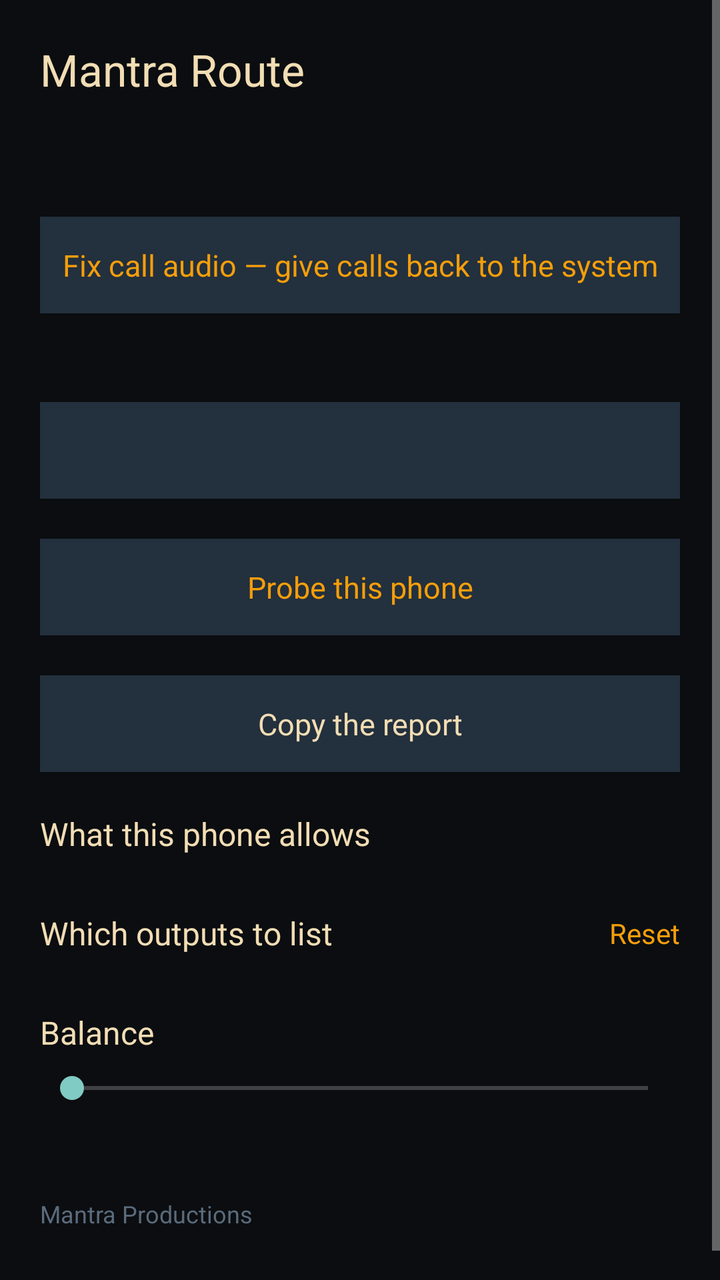
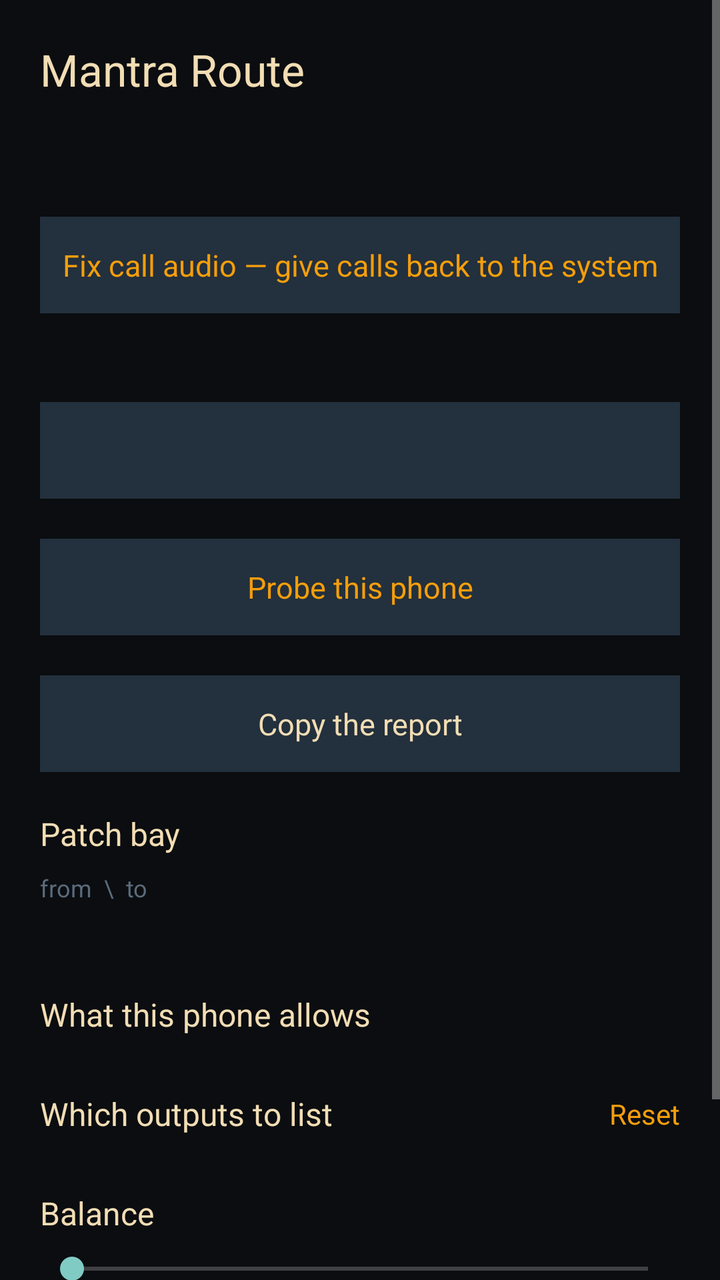

Before-and-after screenshots of an Android layout around one commit, followed by the original layout XML and the change that was made.
<!-- AndroidManifest.xml: application theme Theme.MantraRoute -->
<!-- res/layout/activity_main.xml -->
<?xml version="1.0" encoding="utf-8"?>
<ScrollView xmlns:android="http://schemas.android.com/apk/res/android"
    android:id="@+id/root_scroll"
    android:clipToPadding="false"
    android:layout_width="match_parent"
    android:layout_height="match_parent"
    android:background="@color/ground"
    android:fillViewport="true">

    <LinearLayout
        android:layout_width="match_parent"
        android:layout_height="wrap_content"
        android:orientation="vertical"
        android:padding="20dp">

        
        <LinearLayout
            android:layout_width="match_parent"
            android:layout_height="wrap_content"
            android:orientation="horizontal"
            android:gravity="center_vertical">

            <TextView
                android:layout_width="0dp"
                android:layout_height="wrap_content"
                android:layout_weight="1"
                android:text="@string/app_name"
                android:textColor="@color/sand"
                android:textSize="22sp" />

            <TextView
                android:id="@+id/version"
                android:layout_width="wrap_content"
                android:layout_height="wrap_content"
                android:layout_marginStart="12dp"
                android:textColor="@color/slate_ink"
                android:textSize="14sp" />
        </LinearLayout>

        <TextView
            android:id="@+id/shizuku_line"
            android:layout_width="match_parent"
            android:layout_height="wrap_content"
            android:layout_marginTop="20dp"
            android:textSize="14sp" />

        <TextView
            android:id="@+id/release_button"
            android:layout_width="match_parent"
            android:layout_height="wrap_content"
            android:layout_marginTop="20dp"
            android:background="@color/slate"
            android:gravity="center"
            android:paddingTop="14dp"
            android:paddingBottom="14dp"
            android:text="Fix call audio — give calls back to the system"
            android:textColor="@color/amber"
            android:textSize="15sp" />

        <TextView
            android:id="@+id/call_audio_line"
            android:layout_width="match_parent"
            android:layout_height="wrap_content"
            android:layout_marginTop="8dp"
            android:textColor="@color/slate_ink"
            android:textSize="12sp"
            android:fontFamily="monospace" />

        <TextView
            android:id="@+id/notif_button"
            android:layout_width="match_parent"
            android:layout_height="wrap_content"
            android:layout_marginTop="20dp"
            android:background="@color/slate"
            android:gravity="center"
            android:paddingTop="14dp"
            android:paddingBottom="14dp"
            android:textColor="@color/sand"
            android:textSize="15sp" />

        <TextView
            android:id="@+id/probe_button"
            android:layout_width="match_parent"
            android:layout_height="wrap_content"
            android:layout_marginTop="20dp"
            android:background="@color/slate"
            android:gravity="center"
            android:paddingTop="14dp"
            android:paddingBottom="14dp"
            android:text="Probe this phone"
            android:textColor="@color/amber"
            android:textSize="15sp" />

        <TextView
            android:id="@+id/copy_button"
            android:layout_width="match_parent"
            android:layout_height="wrap_content"
            android:layout_marginTop="20dp"
            android:background="@color/slate"
            android:gravity="center"
            android:paddingTop="14dp"
            android:paddingBottom="14dp"
            android:text="Copy the report"
            android:textColor="@color/sand"
            android:textSize="15sp" />

        <TextView
            android:layout_width="match_parent"
            android:layout_height="wrap_content"
            android:layout_marginTop="20dp"
            android:text="What this phone allows"
            android:textColor="@color/sand"
            android:textSize="16sp" />

        <LinearLayout
            android:id="@+id/probe_rows"
            android:layout_width="match_parent"
            android:layout_height="wrap_content"
            android:layout_marginTop="8dp"
            android:orientation="vertical" />

        
        <LinearLayout
            android:layout_width="match_parent"
            android:layout_height="wrap_content"
            android:layout_marginTop="20dp"
            android:orientation="horizontal"
            android:gravity="center_vertical">

            <TextView
                android:layout_width="0dp"
                android:layout_height="wrap_content"
                android:layout_weight="1"
                android:text="Which outputs to list"
                android:textColor="@color/sand"
                android:textSize="16sp" />

            <TextView
                android:id="@+id/arrange_reset"
                android:layout_width="wrap_content"
                android:layout_height="wrap_content"
                android:layout_marginStart="12dp"
                android:text="Reset"
                android:textColor="@color/amber"
                android:textSize="14sp" />
        </LinearLayout>

        <LinearLayout
            android:id="@+id/arrange_rows"
            android:layout_width="match_parent"
            android:layout_height="wrap_content"
            android:layout_marginTop="8dp"
            android:orientation="vertical" />

        <TextView
            android:layout_width="match_parent"
            android:layout_height="wrap_content"
            android:layout_marginTop="20dp"
            android:text="Balance"
            android:textColor="@color/sand"
            android:textSize="16sp" />

        <SeekBar
            android:id="@+id/balance_bar"
            android:layout_width="match_parent"
            android:layout_height="wrap_content"
            android:layout_marginTop="8dp"
            android:max="200" />

        <TextView
            android:id="@+id/balance_line"
            android:layout_width="match_parent"
            android:layout_height="wrap_content"
            android:layout_marginTop="8dp"
            android:textSize="13sp" />

        <TextView
            android:layout_width="match_parent"
            android:layout_height="wrap_content"
            android:layout_marginTop="20dp"
            android:layout_marginBottom="20dp"
            android:text="Mantra Productions"
            android:textColor="@color/slate_ink"
            android:textSize="12sp" />
    </LinearLayout>
</ScrollView>
<!-- resources referenced by this layout -->
<resources>
  <color name="amber">#F59E0B</color>
  <color name="ground">#0B0D10</color>
  <color name="sand">#F2DDB4</color>
  <color name="slate">#23303D</color>
  <color name="slate_ink">#5A6B7C</color>
  <string name="app_name">Mantra Route</string>
  <style name="Theme.MantraRoute" parent="Theme.AppCompat.NoActionBar">
          <item name="android:windowBackground">@color/ground</item>
          <item name="android:textColor">@color/sand</item>
          <item name="android:statusBarColor">@color/ground</item>
          <item name="android:navigationBarColor">@color/ground</item>
      </style>
</resources>

<!-- the commit's change to res/layout/activity_main.xml (unified diff, before → after) -->
@@ -108,6 +108,52 @@
             android:layout_width="match_parent"
             android:layout_height="wrap_content"
             android:layout_marginTop="20dp"
+            android:text="Patch bay"
+            android:textColor="@color/sand"
+            android:textSize="16sp" />
+
+        
+        <LinearLayout
+            android:layout_width="match_parent"
+            android:layout_height="wrap_content"
+            android:layout_marginTop="8dp"
+            android:orientation="horizontal"
+            android:gravity="center_vertical">
+
+            <TextView
+                android:layout_width="0dp"
+                android:layout_height="wrap_content"
+                android:layout_weight="1"
+                android:text="from  \\  to"
+                android:textColor="@color/slate_ink"
+                android:textSize="12sp" />
+
+            <LinearLayout
+                android:id="@+id/patch_headers"
+                android:layout_width="wrap_content"
+                android:layout_height="wrap_content"
+                android:orientation="horizontal" />
+        </LinearLayout>
+
+        <LinearLayout
+            android:id="@+id/patch_rows"
+            android:layout_width="match_parent"
+            android:layout_height="wrap_content"
+            android:layout_marginTop="4dp"
+            android:orientation="vertical" />
+
+        <TextView
+            android:id="@+id/patch_legend"
+            android:layout_width="match_parent"
+            android:layout_height="wrap_content"
+            android:layout_marginTop="4dp"
+            android:textColor="@color/slate_ink"
+            android:textSize="12sp" />
+
+        <TextView
+            android:layout_width="match_parent"
+            android:layout_height="wrap_content"
+            android:layout_marginTop="20dp"
             android:text="What this phone allows"
             android:textColor="@color/sand"
             android:textSize="16sp" />
